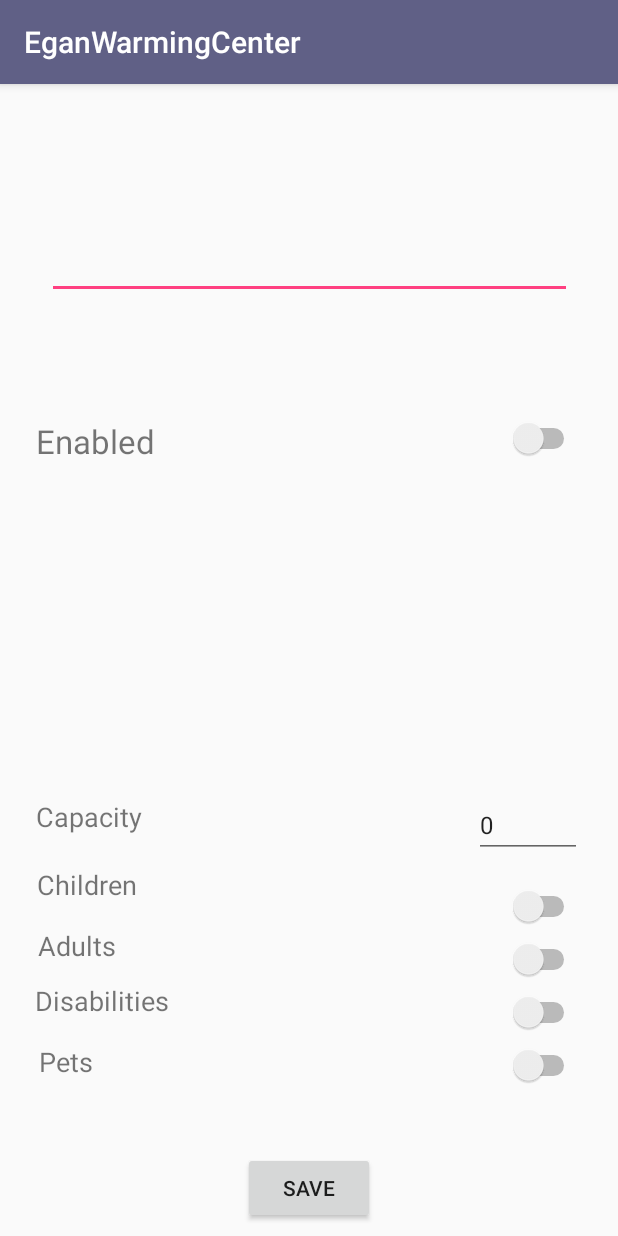
After one commit to sgerendasy/EganWarmingCenter, an Android app: the AddSiteActivity screen opened directly, with no data from a screen before it, on a phone screen of 412 x 824 dp. The commit adds this screen. Run offline under Robolectric (Android 15) with nearby library versions, the phone set to English and light mode, and no system bars; our stand-ins replace Firebase (no records; nobody signed in at launch, a user with empty details on screens opened directly).

Commit message:
A1 STEAK" "

```diff
--- a/app/src/main/AndroidManifest.xml
+++ b/app/src/main/AndroidManifest.xml
@@ -21,7 +21,8 @@
         <activity android:name=".LogInActivity" />
         <activity android:name=".Message" />
         <activity android:name=".EditClass" />
-        <activity android:name=".EditMenuActivity"></activity>
+        <activity android:name=".EditMenuActivity" />
+        <activity android:name=".AddSiteActivity"></activity>
     </application>
 
 </manifest>
--- /dev/null
+++ b/app/src/main/java/yilungao/gmail/com/eganwarmingcenter/AddSiteActivity.java
@@ -0,0 +1,82 @@
+package yilungao.gmail.com.eganwarmingcenter;
+
+import android.content.Intent;
+import android.os.Bundle;
+import android.support.v7.app.AppCompatActivity;
+import android.view.View;
+import android.widget.Button;
+import android.widget.EditText;
+import android.widget.Switch;
+import android.widget.TextView;
+
+import com.google.android.gms.common.api.CommonStatusCodes;
+import com.google.firebase.auth.FirebaseAuth;
+import com.google.firebase.auth.FirebaseUser;
+import com.google.firebase.database.DatabaseReference;
+import com.google.firebase.database.FirebaseDatabase;
+
+import java.util.HashMap;
+import java.util.Map;
+
+public class AddSiteActivity extends AppCompatActivity {
+    TextView name;
+    EditText capacity;
+    Switch children;
+    Switch adult;
+    Switch disability;
+    Switch pets;
+    Switch enabled;
+    private Button editSave;
+    private String siteID;
+    private DatabaseReference mDatabase;
+
+    @Override
+    public void onCreate(Bundle savedInstanceState) {
+        super.onCreate(savedInstanceState);
+        setContentView(R.layout.activity_add_site);
+
+        mDatabase = FirebaseDatabase.getInstance().getReference();
+
+        enabled = findViewById(R.id.enabledSwitch);
+        enabled.setChecked(false);
+        name = findViewById(R.id.siteNameEdit);
+        name.setText("");
+        capacity = findViewById(R.id.capacitiesEntry);
+        capacity.setText("0", TextView.BufferType.EDITABLE);
+        children = findViewById(R.id.childrenSwitch);
+        children.setChecked(false);
+        adult = findViewById(R.id.adultsSwitch);
+        adult.setChecked(false);
+        disability = findViewById(R.id.disabilitiesSwitch);
+        disability.setChecked(false);
+        pets = findViewById(R.id.petsSwitch);
+        pets.setChecked(false);
+        editSave = findViewById(R.id.siteSaveButton);
+
+
+
+        editSave.setOnClickListener(new View.OnClickListener() {
+            @Override
+            public void onClick(View v) {
+                siteID = name.getText().toString().replaceAll("(?:--|[\\[\\]{}()+/\\\\] )", "");
+
+                // add site to database
+                Map<String, Object> userUpdate = new HashMap<>();
+
+                userUpdate.put("active", enabled.isChecked());
+                userUpdate.put("adult", adult.isChecked());
+                userUpdate.put("capacity", Integer.parseInt(capacity.getText().toString()));
+                userUpdate.put("children", children.isChecked());
+                userUpdate.put("disability", disability.isChecked());
+                userUpdate.put("name", name.getText().toString());
+                userUpdate.put("num_people", 0);
+                userUpdate.put("pets", adult.isChecked());
+
+                mDatabase.child("sites").child(siteID).setValue(userUpdate);
+
+
+                finish();
+            }
+        });
+    }
+}
--- a/app/src/main/java/yilungao/gmail/com/eganwarmingcenter/SiteFragment.java
+++ b/app/src/main/java/yilungao/gmail/com/eganwarmingcenter/SiteFragment.java
@@ -11,6 +11,8 @@ import android.view.View;
 import android.view.ViewGroup;
 import android.widget.AdapterView;
 import android.widget.ArrayAdapter;
+import android.widget.Button;
+import android.widget.ImageButton;
 import android.widget.ListView;
 
 import com.google.firebase.database.DataSnapshot;
@@ -43,6 +45,7 @@ public class SiteFragment extends Fragment {
     public boolean disability;
     public boolean pets;
     public ListView siteListView;
+    private ImageButton addSiteBtn;
 
     public static SiteFragment newInstance() {
         SiteFragment tabFrag = new SiteFragment();
@@ -87,6 +90,15 @@ public class SiteFragment extends Fragment {
             }
         });
 
+        addSiteBtn = view.findViewById(R.id.addSiteBtn);
+
+        addSiteBtn.setOnClickListener(new Button.OnClickListener() {
+            public void onClick(View v) {
+                Intent intent = new Intent(getActivity(), AddSiteActivity.class);
+                startActivity(intent);
+            }
+        });
+
 
         mDatabase.child("sites").addValueEventListener(new ValueEventListener() {
             @Override
--- /dev/null
+++ b/app/src/main/res/layout/activity_add_site.xml
@@ -0,0 +1,209 @@
+<?xml version="1.0" encoding="utf-8"?>
+<android.support.constraint.ConstraintLayout
+    xmlns:android="http://schemas.android.com/apk/res/android"
+    xmlns:app="http://schemas.android.com/apk/res-auto"
+    xmlns:tools="http://schemas.android.com/tools"
+    android:layout_width="match_parent"
+    android:layout_height="match_parent">
+
+    <EditText
+        android:id="@+id/siteNameEdit"
+        android:layout_width="350dp"
+        android:layout_height="135dp"
+        android:layout_marginEnd="8dp"
+        android:layout_marginStart="8dp"
+        android:layout_marginTop="8dp"
+        android:autoSizeTextType="uniform"
+        android:inputType="text"
+        android:text="Site Name"
+        android:textSize="20sp"
+        android:visibility="visible"
+        app:layout_constraintEnd_toEndOf="parent"
+        app:layout_constraintStart_toStartOf="parent"
+        app:layout_constraintTop_toTopOf="parent"
+        tools:ignore="MissingConstraints" />
+
+    <Button
+        android:id="@+id/siteSaveButton"
+        android:layout_width="wrap_content"
+        android:layout_height="wrap_content"
+        android:layout_marginBottom="8dp"
+        android:layout_marginEnd="8dp"
+        android:layout_marginStart="8dp"
+        android:text="Save"
+        app:layout_constraintBottom_toBottomOf="parent"
+        app:layout_constraintEnd_toEndOf="parent"
+        app:layout_constraintStart_toStartOf="parent" />
+
+    <TextView
+        android:id="@+id/capacityText"
+        android:layout_width="wrap_content"
+        android:layout_height="wrap_content"
+        android:layout_marginBottom="8dp"
+        android:layout_marginEnd="8dp"
+        android:layout_marginStart="8dp"
+        android:layout_marginTop="232dp"
+        android:text="Capacity"
+        android:textSize="18sp"
+        app:layout_constraintBottom_toTopOf="@+id/childrenText"
+        app:layout_constraintEnd_toEndOf="parent"
+        app:layout_constraintHorizontal_bias="0.05"
+        app:layout_constraintStart_toStartOf="parent"
+        app:layout_constraintTop_toTopOf="parent"
+        app:layout_constraintVertical_bias="0.95" />
+
+    <TextView
+        android:id="@+id/childrenText"
+        android:layout_width="wrap_content"
+        android:layout_height="wrap_content"
+        android:layout_marginBottom="16dp"
+        android:layout_marginEnd="8dp"
+        android:layout_marginStart="8dp"
+        android:text="Children"
+        android:textSize="18sp"
+        app:layout_constraintBottom_toTopOf="@+id/adultsText"
+        app:layout_constraintEnd_toEndOf="parent"
+        app:layout_constraintHorizontal_bias="0.05"
+        app:layout_constraintStart_toStartOf="parent" />
+
+    <TextView
+        android:id="@+id/adultsText"
+        android:layout_width="wrap_content"
+        android:layout_height="wrap_content"
+        android:layout_marginBottom="12dp"
+        android:layout_marginEnd="8dp"
+        android:layout_marginStart="8dp"
+        android:text="Adults"
+        android:textSize="18sp"
+        app:layout_constraintBottom_toTopOf="@+id/disabilitiesText"
+        app:layout_constraintEnd_toEndOf="parent"
+        app:layout_constraintHorizontal_bias="0.05"
+        app:layout_constraintStart_toStartOf="parent" />
+
+    <TextView
+        android:id="@+id/disabilitiesText"
+        android:layout_width="wrap_content"
+        android:layout_height="wrap_content"
+        android:layout_marginBottom="16dp"
+        android:layout_marginEnd="8dp"
+        android:layout_marginStart="8dp"
+        android:text="Disabilities"
+        android:textSize="18sp"
+        app:layout_constraintBottom_toTopOf="@+id/petsText"
+        app:layout_constraintEnd_toEndOf="parent"
+        app:layout_constraintHorizontal_bias="0.05"
+        app:layout_constraintStart_toStartOf="parent" />
+
+    <TextView
+        android:id="@+id/petsText"
+        android:layout_width="wrap_content"
+        android:layout_height="wrap_content"
+        android:layout_marginBottom="104dp"
+        android:layout_marginEnd="8dp"
+        android:layout_marginStart="8dp"
+        android:text="Pets"
+        android:textSize="18sp"
+        app:layout_constraintBottom_toBottomOf="parent"
+        app:layout_constraintEnd_toEndOf="parent"
+        app:layout_constraintHorizontal_bias="0.05"
+        app:layout_constraintStart_toStartOf="parent" />
+
+    <Switch
+        android:id="@+id/childrenSwitch"
+        android:layout_width="wrap_content"
+        android:layout_height="wrap_content"
+        android:layout_marginBottom="8dp"
+        android:layout_marginEnd="8dp"
+        android:layout_marginStart="8dp"
+        app:layout_constraintBottom_toTopOf="@+id/adultsSwitch"
+        app:layout_constraintEnd_toEndOf="parent"
+        app:layout_constraintHorizontal_bias="0.95"
+        app:layout_constraintStart_toStartOf="parent" />
+
+    <Switch
+        android:id="@+id/adultsSwitch"
+        android:layout_width="wrap_content"
+        android:layout_height="wrap_content"
+        android:layout_marginBottom="8dp"
+        android:layout_marginEnd="8dp"
+        android:layout_marginStart="8dp"
+        app:layout_constraintBottom_toTopOf="@+id/disabilitiesSwitch"
+        app:layout_constraintEnd_toEndOf="parent"
+        app:layout_constraintHorizontal_bias="0.95"
+        app:layout_constraintStart_toStartOf="parent" />
+
+    <Switch
+        android:id="@+id/disabilitiesSwitch"
+        android:layout_width="wrap_content"
+        android:layout_height="wrap_content"
+        android:layout_marginBottom="8dp"
+        android:layout_marginEnd="8dp"
+        android:layout_marginStart="8dp"
+        app:layout_constraintBottom_toTopOf="@+id/petsSwitch"
+        app:layout_constraintEnd_toEndOf="parent"
+        app:layout_constraintHorizontal_bias="0.95"
+        app:layout_constraintStart_toStartOf="parent" />
+
+    <Switch
+        android:id="@+id/petsSwitch"
+        android:layout_width="wrap_content"
+        android:layout_height="wrap_content"
+        android:layout_marginBottom="100dp"
+        android:layout_marginEnd="8dp"
+        android:layout_marginStart="8dp"
+        app:layout_constraintBottom_toBottomOf="parent"
+        app:layout_constraintEnd_toEndOf="parent"
+        app:layout_constraintHorizontal_bias="0.95"
+        app:layout_constraintStart_toStartOf="parent" />
+
+    <EditText
+        android:id="@+id/capacitiesEntry"
+        style="@style/Widget.AppCompat.EditText"
+        android:layout_width="72dp"
+        android:layout_height="43dp"
+        android:layout_marginBottom="8dp"
+        android:layout_marginEnd="8dp"
+        android:layout_marginStart="8dp"
+        android:layout_marginTop="8dp"
+        android:ems="10"
+        android:inputType="number"
+        android:textSize="16sp"
+        app:layout_constraintBottom_toTopOf="@+id/childrenSwitch"
+        app:layout_constraintEnd_toEndOf="parent"
+        app:layout_constraintHorizontal_bias="0.95"
+        app:layout_constraintStart_toStartOf="parent"
+        app:layout_constraintTop_toTopOf="parent"
+        app:layout_constraintVertical_bias="0.977" />
+
+    <TextView
+        android:id="@+id/enabledText"
+        android:layout_width="wrap_content"
+        android:layout_height="wrap_content"
+        android:layout_marginBottom="8dp"
+        android:layout_marginEnd="8dp"
+        android:layout_marginStart="8dp"
+        android:layout_marginTop="8dp"
+        android:text="Enabled"
+        android:textSize="22sp"
+        app:layout_constraintBottom_toTopOf="@+id/capacityText"
+        app:layout_constraintEnd_toEndOf="parent"
+        app:layout_constraintHorizontal_bias="0.05"
+        app:layout_constraintStart_toStartOf="parent"
+        app:layout_constraintTop_toTopOf="parent" />
+
+    <Switch
+        android:id="@+id/enabledSwitch"
+        android:layout_width="wrap_content"
+        android:layout_height="wrap_content"
+        android:layout_marginBottom="8dp"
+        android:layout_marginEnd="8dp"
+        android:layout_marginStart="8dp"
+        android:layout_marginTop="8dp"
+        android:textSize="20sp"
+        app:layout_constraintBottom_toTopOf="@+id/capacitiesEntry"
+        app:layout_constraintEnd_toEndOf="parent"
+        app:layout_constraintHorizontal_bias="0.95"
+        app:layout_constraintStart_toStartOf="parent"
+        app:layout_constraintTop_toTopOf="parent" />
+
+</android.support.constraint.ConstraintLayout>
--- a/app/src/main/res/layout/site_layout.xml
+++ b/app/src/main/res/layout/site_layout.xml
@@ -7,13 +7,26 @@
     tools:context=".SitePageActivity">
 
     <ListView
-        android:id = "@+id/siteListView"
-        android:layout_width="368dp"
-        android:layout_height="495dp"
+        android:id="@+id/siteListView"
+        android:layout_width="384dp"
+        android:layout_height="423dp"
         android:layout_marginTop="8dp"
+        app:layout_constraintEnd_toEndOf="parent"
+        app:layout_constraintHorizontal_bias="0.5"
+        app:layout_constraintStart_toStartOf="parent"
+        app:layout_constraintTop_toTopOf="parent" />
+
+    <ImageButton
+        android:id="@+id/addSiteBtn"
+        android:layout_width="60dp"
+        android:layout_height="49dp"
+        android:layout_marginBottom="8dp"
+        android:layout_marginTop="8dp"
+        android:background="#00000000"
         app:layout_constraintBottom_toBottomOf="parent"
         app:layout_constraintEnd_toEndOf="parent"
         app:layout_constraintHorizontal_bias="0.5"
         app:layout_constraintStart_toStartOf="parent"
-        app:layout_constraintTop_toTopOf="parent" />
+        app:layout_constraintTop_toBottomOf="@+id/siteListView"
+        app:srcCompat="@android:drawable/ic_input_add" />
 </android.support.constraint.ConstraintLayout>
```
Also changed, not shown: 1 other file.
